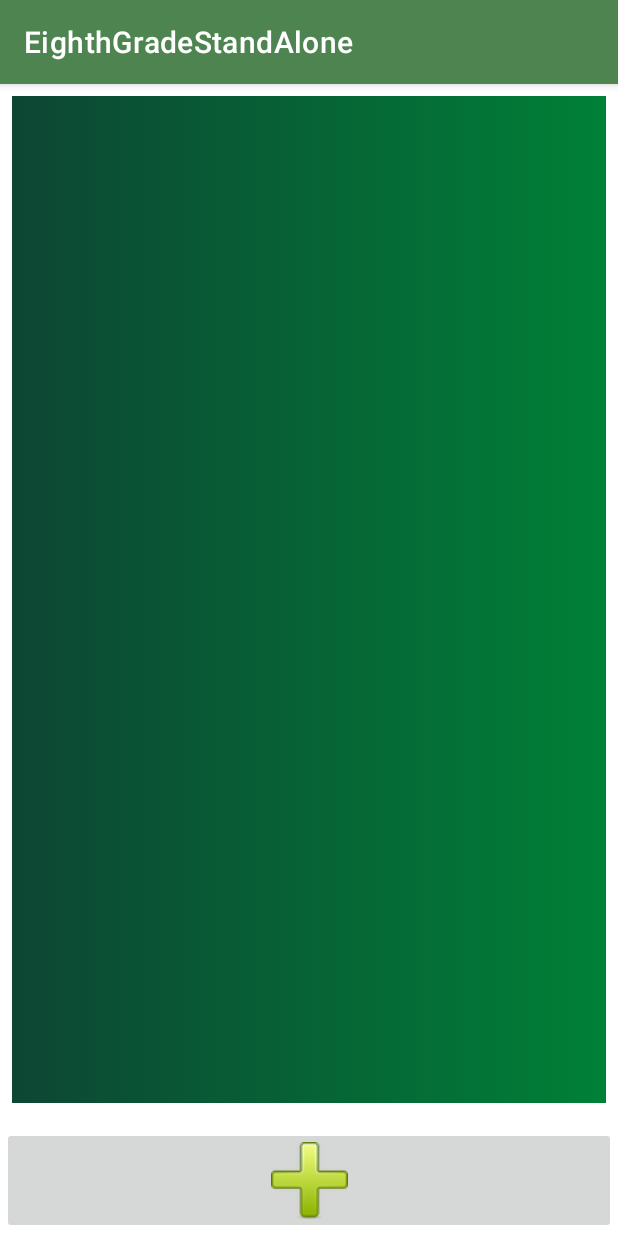
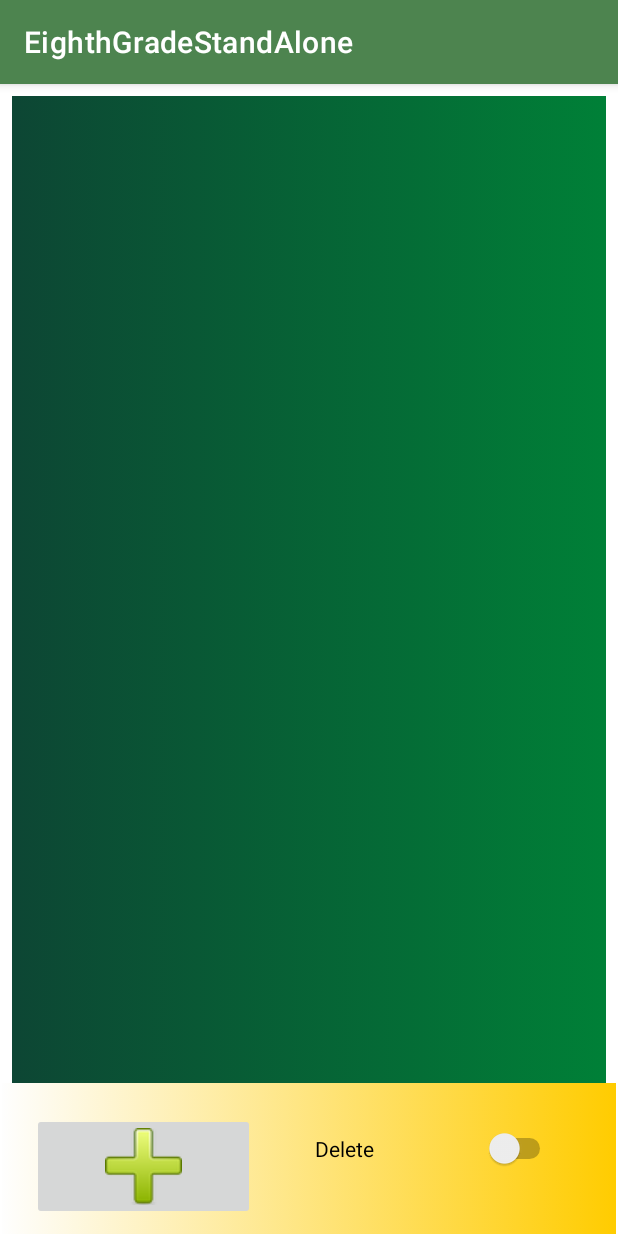
Before and after one commit to Jmaude/EighthGradeStandAlone, an Android app: the AdminStudentList screen opened directly, with no data from a screen before it, on a phone screen of 412 x 824 dp. Run offline under Robolectric (Android 15) with nearby library versions, the phone set to English and light mode, and no system bars.

Commit message:
AdminDropDatabase created still being developed

```diff
--- a/app/src/main/java/com/example/eighthgradestandalone/AdminStudentList.java
+++ b/app/src/main/java/com/example/eighthgradestandalone/AdminStudentList.java
@@ -8,7 +8,9 @@ import android.content.Intent;
 import android.os.Bundle;
 import android.view.View;
 import android.widget.Button;
+import android.widget.CompoundButton;
 import android.widget.ImageButton;
+import android.widget.Switch;
 import android.widget.Toast;
 
 import java.util.ArrayList;
@@ -81,8 +83,4 @@ public class AdminStudentList extends AppCompatActivity {
     }
 
 
-
-
-
-
 }
--- a/app/src/main/res/layout/activity_admin_create_db.xml
+++ b/app/src/main/res/layout/activity_admin_create_db.xml
@@ -122,7 +122,7 @@
             android:text="@string/editButton" />
 
         <Button
-            android:id="@+id/buttonList"
+            android:id="@+id/buttonDrop"
             android:layout_width="wrap_content"
             android:layout_height="wrap_content"
             android:layout_weight="1"
--- a/app/src/main/res/layout/activity_admin_student_list.xml
+++ b/app/src/main/res/layout/activity_admin_student_list.xml
@@ -12,10 +12,9 @@
         android:layout_width="0dp"
         android:layout_height="wrap_content"
         android:layout_marginStart="1dp"
-        android:layout_marginTop="8dp"
         android:layout_marginEnd="1dp"
         android:layout_marginBottom="1dp"
-        android:orientation="horizontal"
+        android:background="@drawable/gradient_background_yellow"
         app:layout_constraintBottom_toBottomOf="parent"
         app:layout_constraintEnd_toEndOf="parent"
         app:layout_constraintStart_toStartOf="parent"
@@ -23,9 +22,28 @@
 
         <ImageButton
             android:id="@+id/buttonAdd"
-            android:layout_width="match_parent"
+            android:layout_width="wrap_content"
             android:layout_height="wrap_content"
+            android:layout_marginLeft="20dp"
+            android:layout_marginTop="20dp"
+            android:layout_weight="1"
             android:src="@drawable/plus" />
+
+        <Switch
+            android:id="@+id/deleteSwitch"
+            android:layout_width="wrap_content"
+            android:layout_height="wrap_content"
+            android:layout_marginStart="40dp"
+            android:layout_marginTop="30dp"
+            android:layout_marginEnd="40dp"
+            android:layout_marginBottom="43dp"
+            android:layout_weight="1"
+            android:text="Delete"
+            android:textColor="@color/black"
+            app:layout_constraintBottom_toBottomOf="parent"
+            app:layout_constraintEnd_toEndOf="parent"
+            app:layout_constraintStart_toEndOf="@+id/buttonAdd" />
+
     </LinearLayout>
 
     <androidx.recyclerview.widget.RecyclerView
@@ -35,10 +53,11 @@
         android:layout_marginStart="8dp"
         android:layout_marginTop="8dp"
         android:layout_marginEnd="8dp"
-        android:layout_marginBottom="8dp"
         android:background="@drawable/gradient_background"
         app:layout_constraintBottom_toTopOf="@+id/navBar"
         app:layout_constraintEnd_toEndOf="parent"
+        app:layout_constraintHorizontal_bias="1.0"
         app:layout_constraintStart_toStartOf="parent"
         app:layout_constraintTop_toTopOf="parent" />
+
 </androidx.constraintlayout.widget.ConstraintLayout>
--- a/app/src/main/res/values/strings.xml
+++ b/app/src/main/res/values/strings.xml
@@ -43,4 +43,5 @@
     <string name="hello_second_fragment">Hello second fragment. Arg: %1$s</string>
     <string name="adminFirst">Admin\'s First Name</string>
     <string name="adminLastName">Admin\'s Last Name</string>
+    <string name="drop">To drop the database and loose all data please enter Admin ID and Password</string>
 </resources>
```
Also changed, not shown: app/src/main/AndroidManifest.xml (+9 -1 lines), app/src/main/java/com/example/eighthgradestandalone/AdminDropDatabase.java (added, +14 -0 lines), app/src/main/res/layout/activity_admin_drop_database.xml (added, +120 -0 lines).
